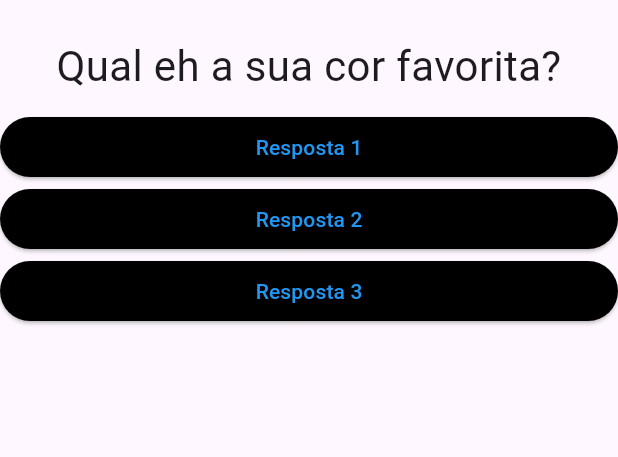
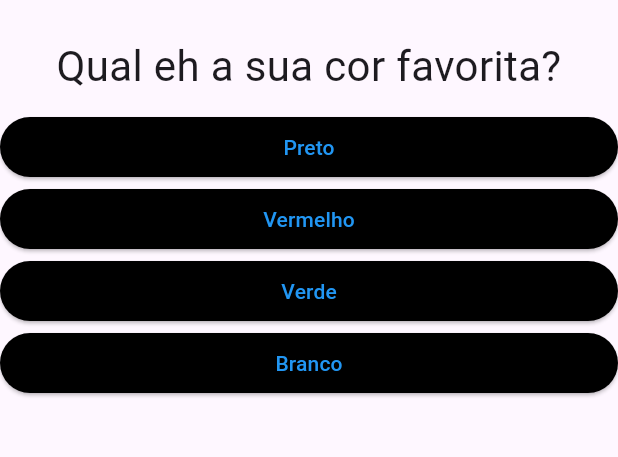
Before and after one commit to niltinfilho/projeto_perguntas, a Flutter app: the screen it shows after launch, on a phone screen of 412 x 824 dp, the part 63-520 px from its top. Run offline on Flutter 3.47's test engine with Material 3 defaults, Android fonts, the phone set to English and light mode, and no system bars.

Commit message:
mudando as respostas de acordo com as perguntas

```diff
--- a/lib/main.dart
+++ b/lib/main.dart
@@ -15,7 +15,6 @@ class _PerguntaAppState extends State<PerguntaApp> {
     setState(() {
       _perguntaSelecionada++;
     });
-    print(_perguntaSelecionada);
   }
 
   @override
@@ -24,7 +23,7 @@ class _PerguntaAppState extends State<PerguntaApp> {
     final List<Map<String, Object>> perguntas = [
       {
         'texto': 'Qual eh a sua cor favorita?',
-        'respostas': ['Preto', 'Vermelhoo', 'Verde', 'Branco'],
+        'respostas': ['Preto', 'Vermelho', 'Verde', 'Branco'],
       },
       {
         'texto': 'Qual eh o seu animal favorito?',
@@ -36,11 +35,11 @@ class _PerguntaAppState extends State<PerguntaApp> {
       }
     ];
 
-    final respostas = [
-      'Azul',
-      'Vermelho',
-      'Preto',
-    ];
+    List<Widget> respostas = [];
+
+    for(var textoResp in perguntas[_perguntaSelecionada].cast()['respostas']) {
+      respostas.add(Resposta(textoResp, _responder));
+    }
 
     // esta retornando uma nova instancia da classe "MaterialApp"
     return MaterialApp(
@@ -51,9 +50,7 @@ class _PerguntaAppState extends State<PerguntaApp> {
         body: Column(
           children: [
             Questao(perguntas[_perguntaSelecionada]['texto'].toString()),
-            Resposta('Resposta 1', _responder),
-            Resposta('Resposta 2', _responder),
-            Resposta('Resposta 3', _responder),
+            ...respostas,
           ],
         ),
       ),
```
